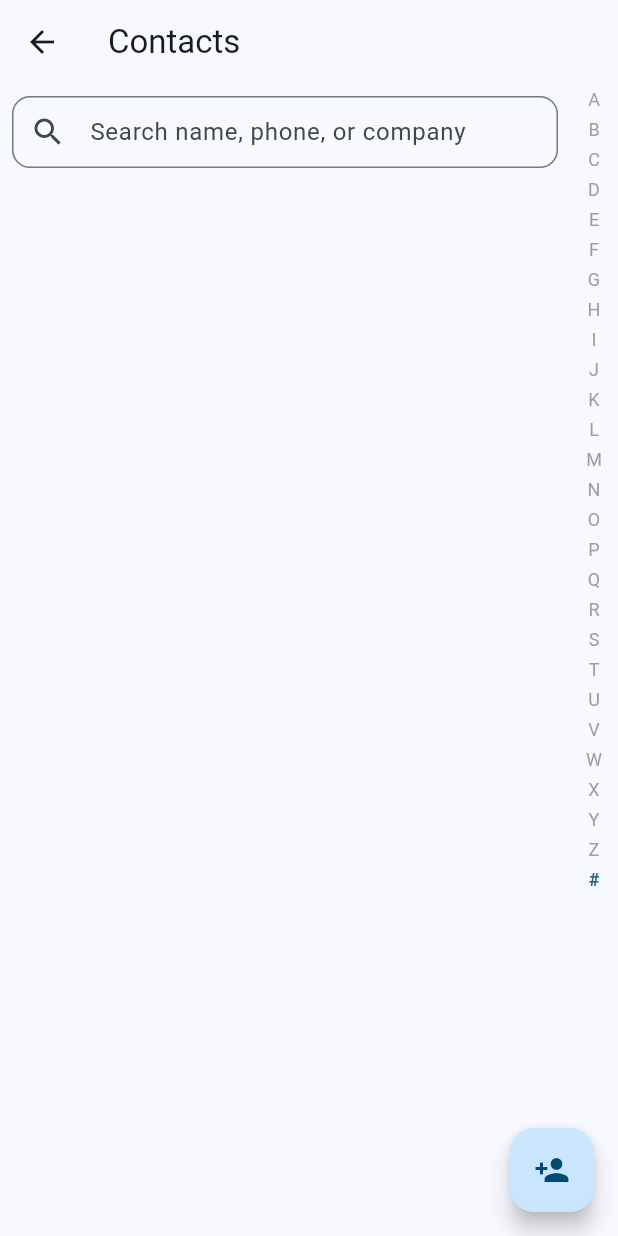
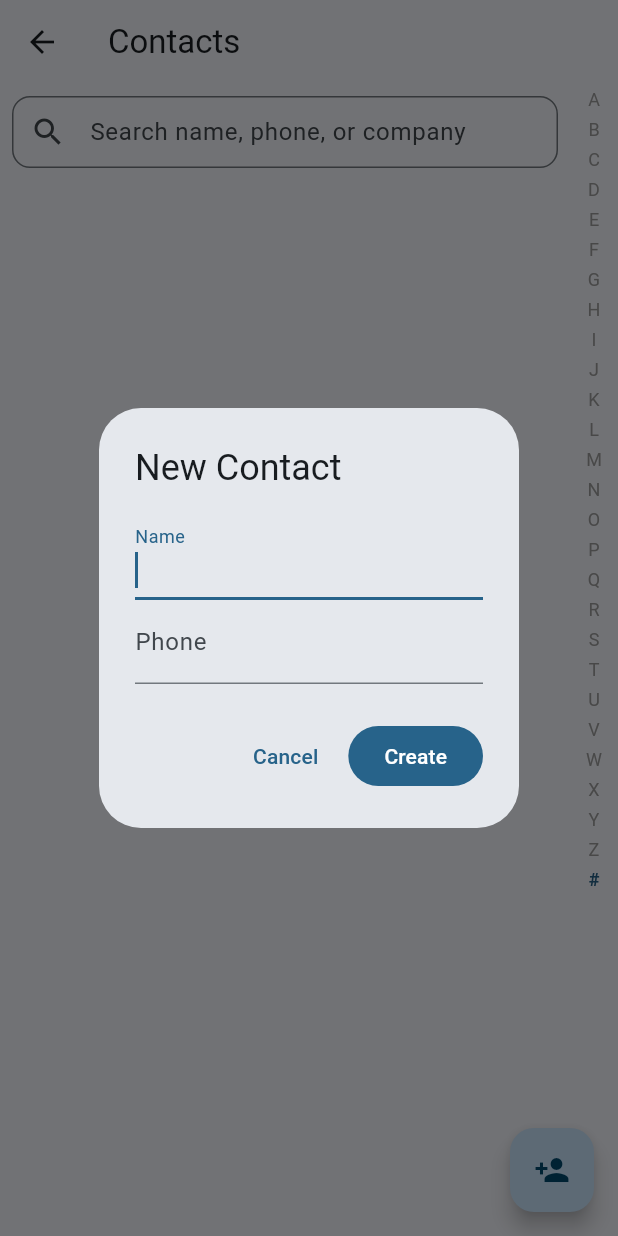
Before and after one commit to michel-mokbel/caller, a Flutter app: the ContactsScreen screen opened directly, after a tap on the "person add" icon, on a phone screen of 412 x 824 dp. Run offline on Flutter 3.47's test engine with Material 3 defaults, Android fonts, the phone set to English and light mode, and no system bars; our stand-ins replace contacts_service, flutter_html, permission_handler, share_plus, shared_preferences, sqflite; missing offline and left inert: encrypt; accounts and stored records are empty.

Commit message:
modified:   lib/screens/contacts_screen.dart

```diff
--- a/lib/screens/contacts_screen.dart
+++ b/lib/screens/contacts_screen.dart
@@ -133,7 +133,68 @@ class _ContactsScreenState extends State<ContactsScreen> {
   }
 
   Widget _buildContactItem(Contact contact) {
-    return InkWell(
+    return Dismissible(
+      key: Key(contact.identifier ?? ''),
+      direction: DismissDirection.endToStart,
+      confirmDismiss: (direction) async {
+        return await showDialog(
+          context: context,
+          builder: (BuildContext context) {
+            return AlertDialog(
+              title: const Text('Delete Contact'),
+              content: Text('Are you sure you want to delete ${contact.displayName}?'),
+              actions: [
+                TextButton(
+                  onPressed: () => Navigator.of(context).pop(false),
+                  child: const Text('Cancel'),
+                ),
+                FilledButton(
+                  onPressed: () => Navigator.of(context).pop(true),
+                  style: FilledButton.styleFrom(
+                    backgroundColor: Colors.red,
+                  ),
+                  child: const Text('Delete'),
+                ),
+              ],
+            );
+          },
+        );
+      },
+      onDismissed: (direction) async {
+        try {
+          await ContactsService.deleteContact(contact);
+          _loadContacts();
+          if (!mounted) return;
+          ScaffoldMessenger.of(context).showSnackBar(
+            SnackBar(
+              content: Text('${contact.displayName} deleted'),
+              action: SnackBarAction(
+                label: 'Undo',
+                onPressed: () async {
+                  await ContactsService.addContact(contact);
+                  _loadContacts();
+                },
+              ),
+            ),
+          );
+        } catch (e) {
+          if (!mounted) return;
+          ScaffoldMessenger.of(context).showSnackBar(
+            const SnackBar(content: Text('Failed to delete contact')),
+          );
+          _loadContacts(); // Refresh the list to restore the contact
+        }
+      },
+      background: Container(
+        color: Colors.red,
+        alignment: Alignment.centerRight,
+        padding: const EdgeInsets.only(right: 16.0),
+        child: const Icon(
+          Icons.delete,
+          color: Colors.white,
+        ),
+      ),
+      child: InkWell(
         onTap: () {
           Navigator.push(
             context,
@@ -195,6 +256,7 @@ class _ContactsScreenState extends State<ContactsScreen> {
                 ],
               ),
             ],
+          ),
         ),
       ),
     );
@@ -307,8 +369,73 @@ class _ContactsScreenState extends State<ContactsScreen> {
         ],
       ),
       floatingActionButton: FloatingActionButton(
-        onPressed: () {
-          // TODO: Implement add contact functionality
+        onPressed: () async {
+          final nameController = TextEditingController();
+          final phoneController = TextEditingController();
+
+          final result = await showDialog<bool>(
+            context: context,
+            builder: (context) => AlertDialog(
+              title: const Text('New Contact'),
+              content: Column(
+                mainAxisSize: MainAxisSize.min,
+                children: [
+                  TextField(
+                    controller: nameController,
+                    decoration: const InputDecoration(labelText: 'Name'),
+                    autofocus: true,
+                  ),
+                  TextField(
+                    controller: phoneController,
+                    decoration: const InputDecoration(labelText: 'Phone'),
+                    keyboardType: TextInputType.phone,
+                  ),
+                ],
+              ),
+              actions: [
+                TextButton(
+                  onPressed: () => Navigator.pop(context, false),
+                  child: const Text('Cancel'),
+                ),
+                FilledButton(
+                  onPressed: () => Navigator.pop(context, true),
+                  child: const Text('Create'),
+                ),
+              ],
+            ),
+          );
+
+          if (result == true && mounted && nameController.text.isNotEmpty) {
+            try {
+              // Create a new contact with basic info
+              final newContact = Contact();
+              newContact.givenName = nameController.text;
+              newContact.familyName = '';
+              newContact.displayName = nameController.text;
+
+              if (phoneController.text.isNotEmpty) {
+                newContact.phones = [Item(label: 'mobile', value: phoneController.text)];
+              }
+
+              // Add the contact
+              await ContactsService.addContact(newContact);
+
+              if (!mounted) return;
+
+              // Refresh the contacts list
+              await _loadContacts();
+
+              // Show success message
+              ScaffoldMessenger.of(context).showSnackBar(
+                const SnackBar(content: Text('Contact created successfully')),
+              );
+            } catch (e) {
+              if (!mounted) return;
+              ScaffoldMessenger.of(context).showSnackBar(
+                SnackBar(content: Text('Failed to add contact: ${e.toString()}')),
+              );
+            }
+          }
         },
         child: const Icon(Icons.person_add),
       ),
```
Lines whose indentation alone changed are shown as unchanged.
